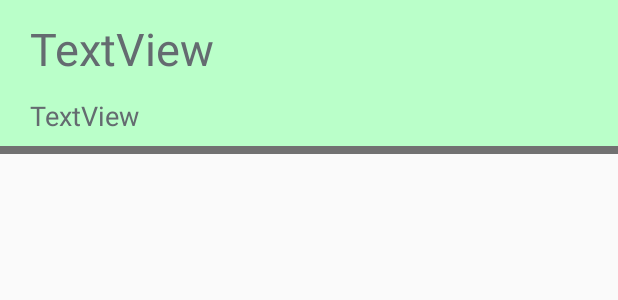
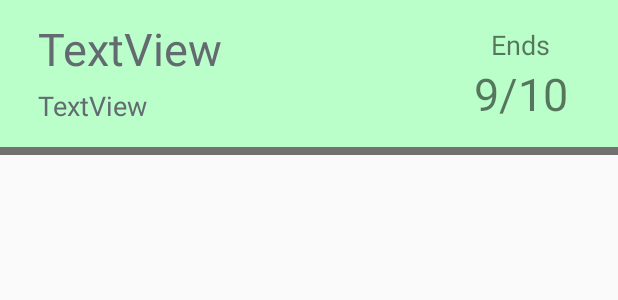
Before and after one commit to jmlagunzad/DayCounter, an Android app: the layout educate_row.xml on its own in the app's theme, with its tools: preview values and no code run, on a phone screen of 412 x 824 dp. Shown: the top 300 px of the screen. Run offline under Robolectric (Android 15) with nearby library versions, the phone set to English and light mode, and no system bars.

Commit message:
Added deadline text to educate_row and columns to create wish table and col_deadline const in educhandler

```diff
--- a/app/src/main/java/com/example/myfirstapp/DatabaseHandler.kt
+++ b/app/src/main/java/com/example/myfirstapp/DatabaseHandler.kt
@@ -30,7 +30,8 @@ class DatabaseHandler(var context: Context) : SQLiteOpenHelper(context, DATABASE
         val createTable3 = "CREATE TABLE wishes ($COL_ID INTEGER PRIMARY KEY AUTOINCREMENT," +
                 "name VARCHAR(256) NOT NULL," +
                 "price REAL NOT NULL," +
-                "curr VARCHAR(10) NOT NULL)"
+                "curr VARCHAR(10) NOT NULL," +
+                "deadline VARCHAR(256) NULL)"
 
         db?.execSQL(createTable)
         db?.execSQL(createTable2)
--- a/app/src/main/java/com/example/myfirstapp/EducateDBHandler.kt
+++ b/app/src/main/java/com/example/myfirstapp/EducateDBHandler.kt
@@ -14,6 +14,7 @@ private val TABLE_NAME = "wishes"
 private val COL_NAME = "name"
 private val COL_PRICE= "price"
 private val COL_CURR= "curr"
+private val COL_DEADLINE= "deadline"
 private val COL_ID = "id"
 
 class EducateDBHandler(var context: Context) : SQLiteOpenHelper(context, DATABASE_NAME, null, 1){
--- a/app/src/main/res/layout/educate_row.xml
+++ b/app/src/main/res/layout/educate_row.xml
@@ -11,7 +11,7 @@
         android:id="@+id/textView_description"
         android:layout_width="0dp"
         android:layout_height="wrap_content"
-        android:layout_marginTop="12dp"
+        android:layout_marginTop="5dp"
         android:text="TextView"
         android:textColor="#646B70"
         android:textSize="18sp"
@@ -21,17 +21,14 @@
 
     <TextView
         android:id="@+id/textView_mainTitle"
-        android:layout_width="390dp"
+        android:layout_width="270dp"
         android:layout_height="wrap_content"
         android:layout_marginStart="25dp"
         android:layout_marginLeft="25dp"
         android:layout_marginTop="12dp"
-        android:layout_marginEnd="8dp"
-        android:layout_marginRight="8dp"
         android:text="TextView"
         android:textColor="#646B70"
         android:textSize="30sp"
-        app:layout_constraintEnd_toEndOf="parent"
         app:layout_constraintStart_toStartOf="parent"
         app:layout_constraintTop_toTopOf="parent" />
 
@@ -39,8 +36,31 @@
         android:id="@+id/divider6"
         android:layout_width="match_parent"
         android:layout_height="5dp"
-        android:layout_marginTop="8dp"
+        android:layout_marginTop="15dp"
         android:background="#717171"
         app:layout_constraintTop_toBottomOf="@+id/textView_description"
         tools:layout_editor_absoluteX="1dp" />
+
+    <TextView
+        android:id="@+id/textView4"
+        android:layout_width="wrap_content"
+        android:layout_height="wrap_content"
+        android:layout_marginTop="5dp"
+        android:layout_marginEnd="13dp"
+        android:layout_marginRight="13dp"
+        android:text="Ends"
+        android:textSize="18sp"
+        app:layout_constraintEnd_toEndOf="parent"
+        app:layout_constraintStart_toEndOf="@+id/textView_mainTitle"
+        app:layout_constraintTop_toTopOf="@+id/textView_mainTitle" />
+
+    <TextView
+        android:id="@+id/textView_deadline"
+        android:layout_width="wrap_content"
+        android:layout_height="wrap_content"
+        android:text="9/10"
+        android:textSize="30sp"
+        app:layout_constraintEnd_toEndOf="@+id/textView4"
+        app:layout_constraintStart_toStartOf="@+id/textView4"
+        app:layout_constraintTop_toBottomOf="@+id/textView4" />
 </androidx.constraintlayout.widget.ConstraintLayout>
```
